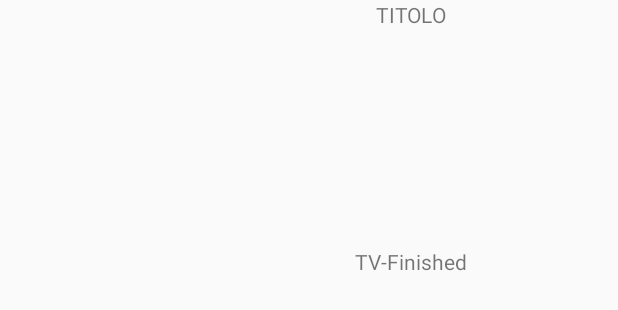
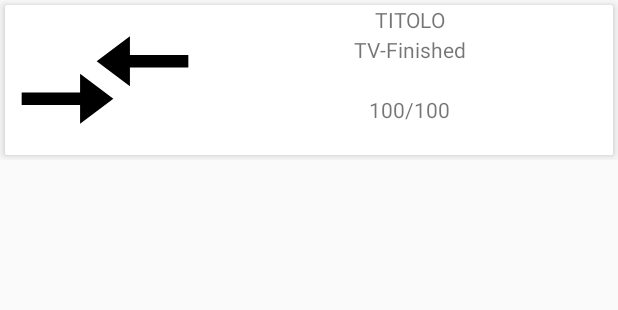
Before and after one commit to Dar9586/MyMal, an Android app: the layout entry_layout_anime.xml on its own in the app's theme, with its tools: preview values and no code run, on a phone screen of 412 x 824 dp. Shown: the top 310 px of the screen. Run offline under Robolectric (Android 15) with nearby library versions, the phone set to English and light mode, and no system bars.

```diff
--- a/app/build.gradle
+++ b/app/build.gradle
@@ -28,4 +28,5 @@ dependencies {
     compile 'com.android.support:design:25.3.1'
     compile 'com.android.support.constraint:constraint-layout:1.0.2'
     testCompile 'junit:junit:4.12'
+    compile 'com.android.support:cardview-v7:25.3.1'
 }
--- a/app/src/main/res/layout/entry_layout_anime.xml
+++ b/app/src/main/res/layout/entry_layout_anime.xml
@@ -2,52 +2,69 @@
 <LinearLayout xmlns:android="http://schemas.android.com/apk/res/android"
     xmlns:app="http://schemas.android.com/apk/res-auto"
     android:layout_width="match_parent"
+    android:layout_height="wrap_content"
+    >
+
+    <android.support.v7.widget.CardView
+        android:id="@+id/itemCardView"
+        android:layout_width="match_parent"
+        android:layout_height="100dp"
+        android:layout_margin="3dp"
+        android:layout_marginBottom="3dp"
+        android:layout_marginTop="3dp"
+        android:padding="3dp"
+        app:cardCornerRadius="1dp"
+        app:cardElevation="4dp">
+
+        <LinearLayout
+            android:layout_width="match_parent"
             android:layout_height="match_parent"
+            android:layout_weight="33"
             android:orientation="horizontal"
-    android:layout_weight="33"
-    android:weightSum="100"
-    >
+            android:weightSum="100">
 
             <ImageView
                 android:id="@+id/image"
                 android:layout_width="0dp"
                 android:layout_height="match_parent"
                 android:layout_weight="33"
+                android:background="@drawable/ic_compare_arrows_black_24dp"
                 android:scaleType="centerInside" />
 
             <LinearLayout
                 android:layout_width="0dp"
                 android:layout_height="match_parent"
                 android:layout_weight="67"
-        android:weightSum="100"
-        android:orientation="vertical">
+                android:orientation="vertical"
+                android:weightSum="100">
+
                 <TextView
                     android:id="@+id/entry_id"
                     android:layout_width="0dp"
-            android:layout_height="0dp"
-             />
+                    android:layout_height="0dp" />
+
                 <TextView
                     android:id="@+id/title"
                     android:layout_width="match_parent"
                     android:layout_height="0dp"
                     android:layout_weight="20"
-            android:textAlignment="center"
-            android:text="TITOLO" />
+                    android:text="TITOLO"
+                    android:textAlignment="center" />
 
                 <TextView
                     android:id="@+id/status"
                     android:layout_width="match_parent"
                     android:layout_height="0dp"
                     android:layout_weight="20"
-            android:textAlignment="center"
-            android:text="TV-Finished" />
+                    android:text="TV-Finished"
+                    android:textAlignment="center" />
 
                 <LinearLayout
                     android:layout_width="match_parent"
                     android:layout_height="0dp"
                     android:layout_weight="60"
-            android:weightSum="4"
-            android:orientation="horizontal">
+                    android:orientation="horizontal"
+                    android:weightSum="4">
 
                     <LinearLayout
                         android:layout_width="match_parent"
@@ -71,11 +88,12 @@
                                 android:layout_width="match_parent"
                                 android:layout_height="0dp"
                                 android:layout_weight="6"
-
+android:text="100/100"
                                 android:gravity="center" />
                         </LinearLayout>
                     </LinearLayout>
                 </LinearLayout>
-
             </LinearLayout>
         </LinearLayout>
+    </android.support.v7.widget.CardView>
+</LinearLayout>
```
Also changed, not shown: app/src/main/java/com/dar/mymal/ListLoader.java (+23 -25 lines), app/src/main/java/com/dar/mymal/utils/EntryAdapter.java (added, +108 -0 lines). Lines whose indentation alone changed are shown as unchanged.
